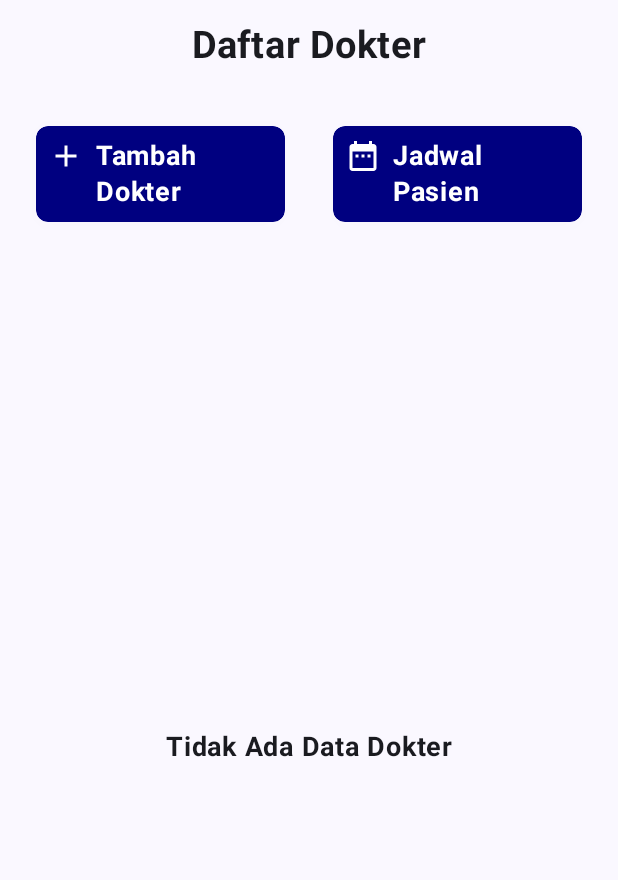
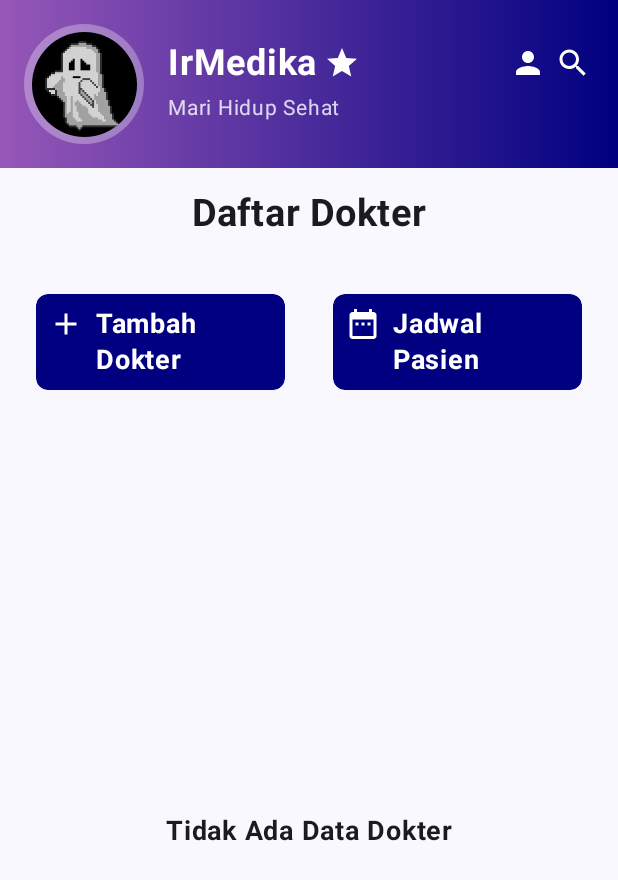
Before and after one commit to ijaamm/UcpRoomDatabase_0018, an Android app built with Jetpack Compose: the composable HomeDrView shown on its own in the app's theme, on a phone screen of 412 x 824 dp. Shown: the top 880 px of the screen. Run offline under Robolectric (Android 15) with nearby library versions, the phone set to English and light mode, and no system bars; our stand-ins replace Room's generated code.

Commit message:
menambahkan ui untuk home dokter

```diff
--- a/app/src/main/java/com/example/ucp2/ui/view/dokter/HomeDrView.kt
+++ b/app/src/main/java/com/example/ucp2/ui/view/dokter/HomeDrView.kt
@@ -1,5 +1,6 @@
 package com.example.ucp2.ui.view.dokter
 
+import androidx.compose.foundation.Image
 import androidx.compose.foundation.background
 import androidx.compose.foundation.clickable
 import androidx.compose.foundation.layout.Arrangement
@@ -9,7 +10,9 @@ import androidx.compose.foundation.layout.Row
 import androidx.compose.foundation.layout.Spacer
 import androidx.compose.foundation.layout.fillMaxSize
 import androidx.compose.foundation.layout.fillMaxWidth
+import androidx.compose.foundation.layout.height
 import androidx.compose.foundation.layout.padding
+import androidx.compose.foundation.layout.size
 import androidx.compose.foundation.layout.width
 import androidx.compose.foundation.lazy.LazyColumn
 import androidx.compose.material.icons.Icons
@@ -30,6 +33,8 @@ import com.example.ucp2.data.entity.Dokter
 import androidx.compose.foundation.lazy.items
 import androidx.compose.foundation.shape.RoundedCornerShape
 import androidx.compose.material.icons.filled.Add
+import androidx.compose.material.icons.filled.Search
+import androidx.compose.material.icons.filled.Star
 import androidx.compose.material3.CircularProgressIndicator
 import androidx.compose.material3.Scaffold
 import androidx.compose.material3.SnackbarHostState
@@ -38,8 +43,13 @@ import androidx.compose.runtime.collectAsState
 import androidx.compose.runtime.getValue
 import androidx.compose.runtime.remember
 import androidx.compose.runtime.rememberCoroutineScope
+import androidx.compose.ui.draw.clip
 import androidx.compose.ui.draw.shadow
+import androidx.compose.ui.graphics.Brush
+import androidx.compose.ui.layout.ContentScale
+import androidx.compose.ui.res.painterResource
 import androidx.lifecycle.viewmodel.compose.viewModel
+import com.example.ucp2.R
 import com.example.ucp2.ui.customwidget.TopAppBar
 import com.example.ucp2.viewmodel.HomeDrUiState
 import com.example.ucp2.viewmodel.HomeDrViewModel
@@ -55,7 +65,7 @@ fun CardDokter(
     Card(
         modifier = modifier
             .fillMaxWidth(1F)
-            .padding(20.dp),
+            .padding(10.dp),
         onClick = onClick
     ) {
         Column(
@@ -90,7 +100,7 @@ fun CardDokter(
                 )
                 Spacer(modifier = Modifier.width(4.dp))
                 Text(
-                    text = dr.id,
+                    text = dr.jamPraktik,
                     fontWeight = FontWeight.Bold,
                     fontSize = 16.sp
                 )
@@ -136,6 +146,93 @@ fun ListDokter(
             CardDokter(
                 dr = dr
             )
+        }
+    }
+}
+
+@Composable
+fun Header(
+    namaApp: String,
+    ID: Int
+) {
+    Box(
+        modifier = Modifier
+            .fillMaxWidth()
+            .background(
+                brush = Brush.horizontalGradient(
+                    colors = listOf(
+                        Color(0xFF9657b8),
+                        Color(0xFF000080)
+                    )
+                )
+            )
+            .padding(16.dp)
+    ) {
+        Row(
+            verticalAlignment = Alignment.CenterVertically,
+            modifier = Modifier.fillMaxWidth()
+        ) {
+            Box(
+                modifier = Modifier
+                    .size(80.dp)
+                    .clip(RoundedCornerShape(40.dp))
+                    .background(Color.White.copy(alpha = 0.3f))
+            ) {
+                Image(
+                    painter = painterResource(ID),
+                    contentDescription = "Profil Perusahaan",
+                    modifier = Modifier
+                        .size(70.dp)
+                        .clip(RoundedCornerShape(35.dp))
+                        .align(Alignment.Center),
+                    contentScale = ContentScale.Crop
+                )
+            }
+
+            Spacer(modifier = Modifier.width(16.dp))
+
+            Column {
+                Row(verticalAlignment = Alignment.CenterVertically,
+                ) {
+                    Text(
+                        text = namaApp,
+                        fontSize = 24.sp,
+                        fontWeight = FontWeight.Bold,
+                        color = Color.White
+                    )
+                    Spacer(modifier = Modifier.width(4.dp))
+                    Icon(
+                        imageVector = Icons.Filled.Star,
+                        contentDescription = "ikon",
+                        tint = Color.White
+                    )
+
+                    Spacer(
+                        modifier = Modifier.width(100.dp)
+                    )
+                    Icon(
+                        imageVector = Icons.Filled.Person,
+                        contentDescription = "customer service",
+                        tint = Color.White
+                    )
+
+                    Spacer(modifier = Modifier.width(6.dp))
+                    Icon(
+                        imageVector = Icons.Filled.Search,
+                        contentDescription = "search",
+                        tint = Color.White
+
+                    )
+                }
+
+                Spacer(modifier = Modifier.height(4.dp))
+
+                Text(
+                    text = "Mari Hidup Sehat",
+                    fontSize = 14.sp,
+                    color = Color.White.copy(alpha = 0.8f)
+                )
+            }
         }
     }
 }
@@ -200,11 +297,17 @@ fun HomeDrView(
     Scaffold(
         modifier = modifier,
         topBar = {
-            TopAppBar(
-                judul = "Daftar Dokter",
-                showBackButton = false,
-                onBack = { },
-            )
+            Column {
+                Header(
+                    namaApp = "IrMedika",
+                    ID = R.drawable.gost2
+                )
+                TopAppBar(
+                    judul = "Daftar Dokter",
+                    showBackButton = false,
+                    onBack = { },
+                )
+            }
         }
     ) { innerPadding ->
         val homeDrUiState by viewModel.homeDrUiState.collectAsState()
```
